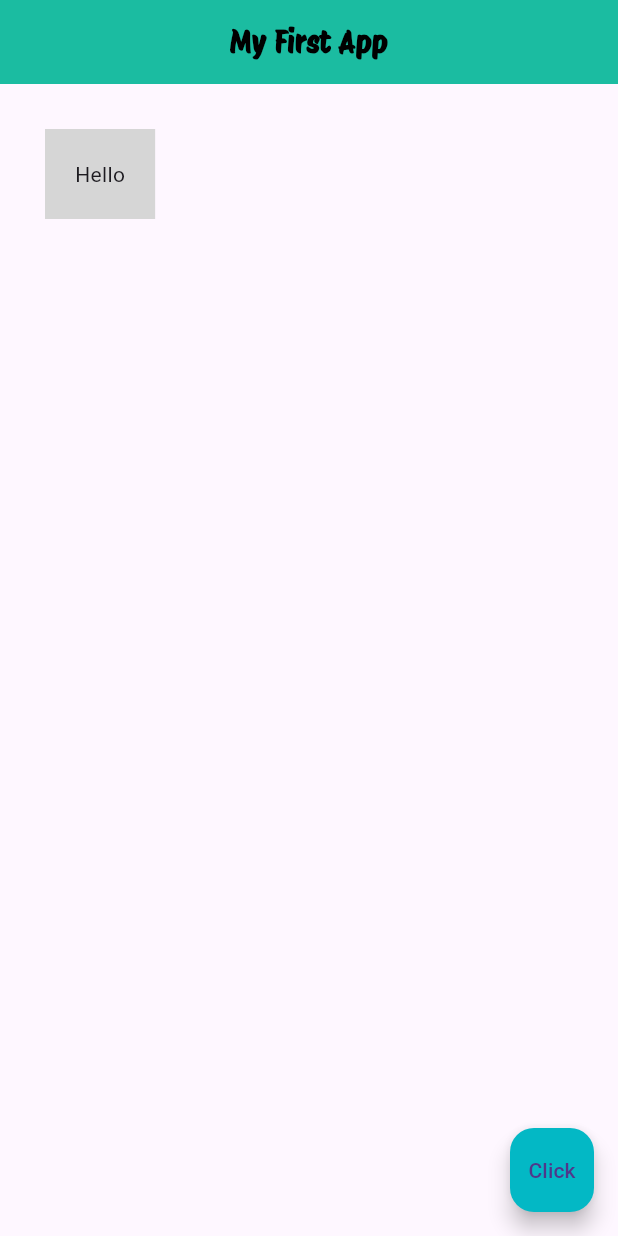
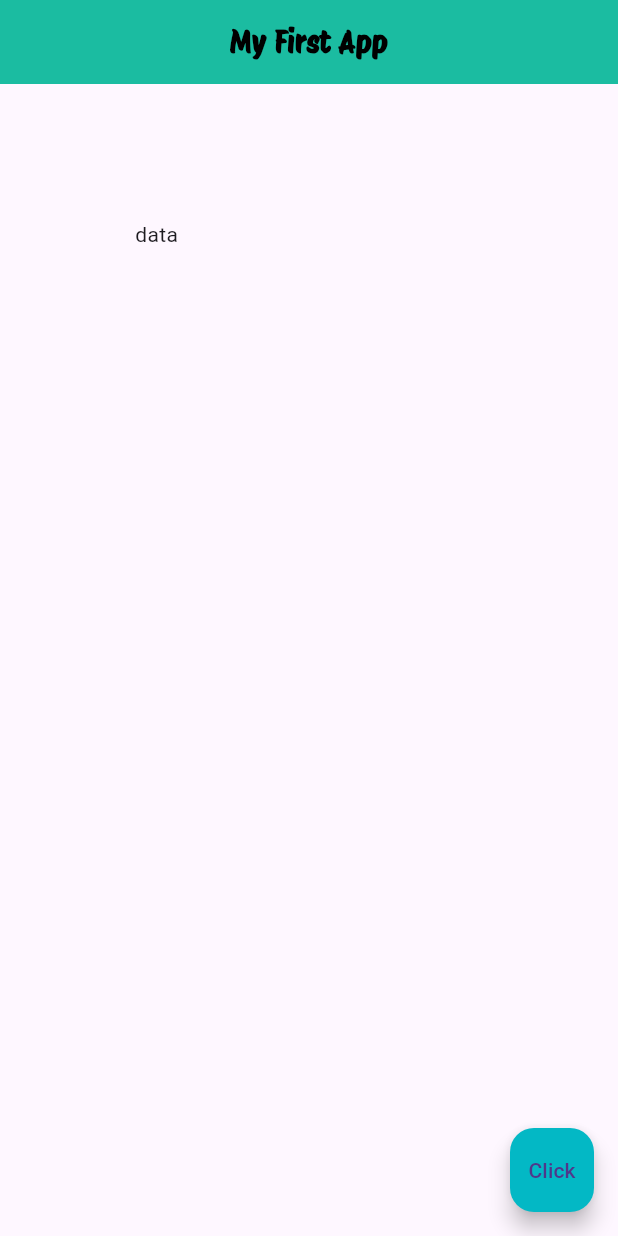
Before and after one commit to GetontoMoses/Flutter-Time-Zone-App, a Flutter app: the screen it shows after launch, on a phone screen of 412 x 824 dp. Run offline on Flutter 3.47's test engine with Material 3 defaults, Android fonts, the phone set to English and light mode, and no system bars.

Commit message:
feat: implementing the padding widget

```diff
--- a/time_zones/lib/main.dart
+++ b/time_zones/lib/main.dart
@@ -28,12 +28,16 @@ class Home extends StatelessWidget {
         centerTitle: true,
         backgroundColor: Color.fromARGB(255, 27, 188, 161),
       ),
-      body: Container(
-        padding: EdgeInsets.all(20.0),
-        color: Colors.grey[350],
-        child: Text("Hello"),
-        margin: EdgeInsets.all(30.0),
-      ),
+      body: Padding(
+        padding: EdgeInsets.all(90.0),
+        child: Text("data"),
+      ),//cannot apply color and margin to the padding widget
+      // Container(
+      //   padding: EdgeInsets.all(20.0),
+      //   color: Colors.grey[350],
+      //   child: Text("Hello"),
+      //   margin: EdgeInsets.all(30.0),
+      // ),
       // Center(
       //   child: IconButton(onPressed: () {}, icon: Icon(Icons.alternate_email)),
       // ),
```
